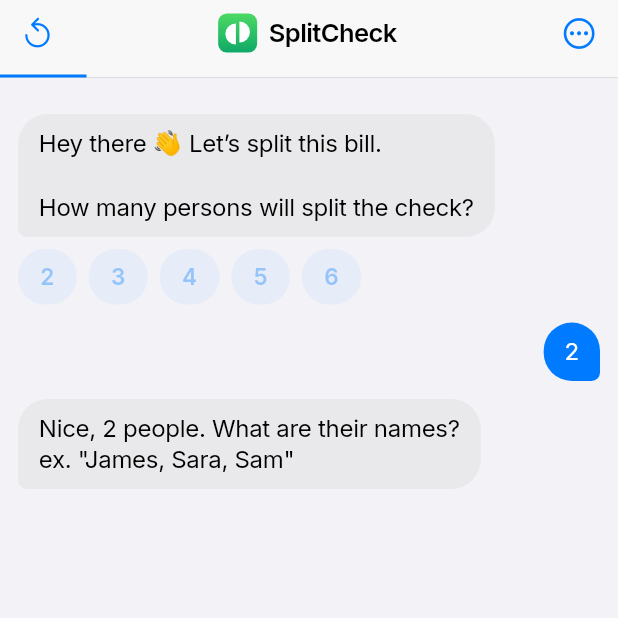
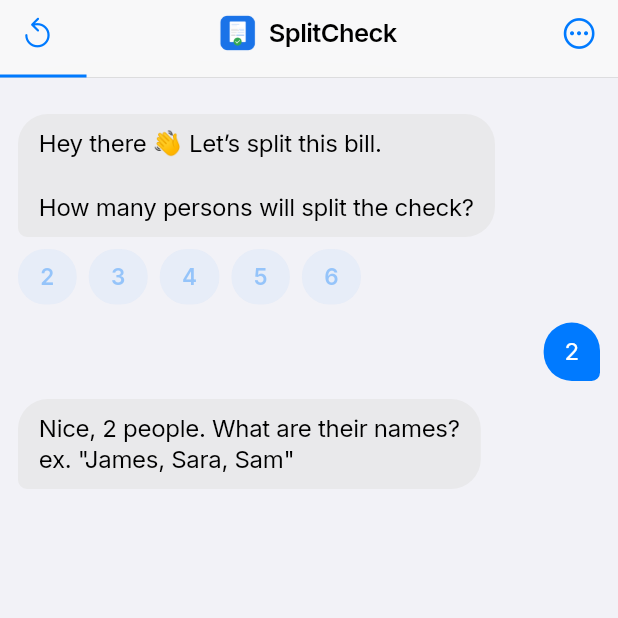
Before and after one commit to SamerGM/splitcheck, a Flutter app: the screen it shows after launch, after a tap on an icon or button, on a phone screen of 412 x 824 dp, the top half of it. Run offline on Flutter 3.47's test engine with Material 3 defaults, Android fonts, the phone set to English and light mode, and no system bars; drawn by our look-alikes of flutter_animate; our stand-ins replace flutter_riverpod, google_fonts, hive_flutter, image_picker, share_plus, shared_preferences and 1 more; missing offline and left inert: google_mlkit_text_recognition; accounts and stored records are empty.

Commit message:
Restore the original app icon; in-app logo uses the launcher icon
Co-Authored-By: Claude Opus 5.5 <noreply@anthropic.com>
Claude-Session: https://claude.ai/code/session_01CHZqfCwxb6Ev8v7iSicSzr

```diff
--- a/lib/shared/widgets/apple_widgets.dart
+++ b/lib/shared/widgets/apple_widgets.dart
@@ -172,43 +172,17 @@ class Avatar extends StatelessWidget {
   }
 }
 
-/// The app mark: rounded "squircle" with a gradient and a split-circle glyph.
+/// The app mark — the launcher icon itself, so the two always match.
 class AppGlyph extends StatelessWidget {
   final double size;
   const AppGlyph({super.key, this.size = 28});
 
   @override
-  Widget build(BuildContext context) {
-    return Container(
-      width: size, height: size,
-      decoration: BoxDecoration(
-        borderRadius: BorderRadius.circular(size * 0.2237), // iOS icon corner ratio
-        gradient: const LinearGradient(
-          begin: Alignment.topCenter, end: Alignment.bottomCenter,
-          colors: [Color(0xFF4CD964), Color(0xFF0FA968)],
-        ),
-      ),
-      child: CustomPaint(painter: _SplitGlyphPainter()),
-    );
-  }
-}
-
-class _SplitGlyphPainter extends CustomPainter {
-  @override
-  void paint(Canvas canvas, Size size) {
-    final paint = Paint()..color = Colors.white..isAntiAlias = true;
-    final c = size.center(Offset.zero);
-    final r = size.width * 0.27;
-    final gap = size.width * 0.045;
-    // Left half, nudged left/down; right half nudged right/up → "split" look.
-    canvas.drawArc(Rect.fromCircle(center: c.translate(-gap, gap * 0.6), radius: r),
-        1.5708, 3.1416, true, paint);
-    canvas.drawArc(Rect.fromCircle(center: c.translate(gap, -gap * 0.6), radius: r),
-        -1.5708, 3.1416, true, paint);
-  }
-
-  @override
-  bool shouldRepaint(covariant CustomPainter oldDelegate) => false;
+  Widget build(BuildContext context) => Image.asset(
+        'assets/icon/icon.png',
+        width: size, height: size,
+        filterQuality: FilterQuality.medium,
+      );
 }
 
 /// iOS-style bottom sheet: grabber, title, rounded top corners, grouped bg.
--- a/pubspec.yaml
+++ b/pubspec.yaml
@@ -68,7 +68,5 @@ flutter_launcher_icons:
   android: true
   ios: false
   image_path: "assets/icon/icon.png"
-  adaptive_icon_background: "assets/icon/icon_background.png"
-  adaptive_icon_foreground: "assets/icon/icon_foreground.png"
   min_sdk_android: 21
   generate: true
```
Also changed, not shown: assets/icon/icon.png, assets/icon/icon_background.png (deleted), assets/icon/icon_foreground.png (deleted), 16 other files.
